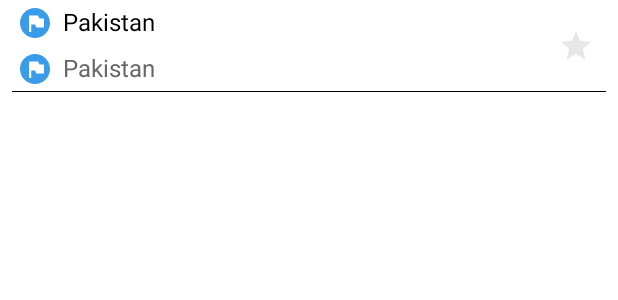
After one commit to RSoft456/TranslatorApp, an Android app: the layout history_items.xml on its own in the app's theme, with its tools: preview values and no code run, on a phone screen of 412 x 824 dp. The commit adds this screen. Shown: the top 300 px of the screen. Run offline under Robolectric (Android 15) with nearby library versions, the phone set to English and light mode, and no system bars.

Commit message:
translation History added

```diff
--- a/app/src/main/AndroidManifest.xml
+++ b/app/src/main/AndroidManifest.xml
@@ -6,7 +6,7 @@
     <uses-permission android:name="android.permission.INTERNET" />
 
     <application
-        android:allowBackup="true"
+        android:allowBackup="false"
         android:dataExtractionRules="@xml/data_extraction_rules"
         android:fullBackupContent="@xml/backup_rules"
         android:icon="@mipmap/ic_launcher"
@@ -15,6 +15,9 @@
         android:supportsRtl="true"
         android:theme="@style/Theme.Translator"
         tools:targetApi="31">
+        <activity
+            android:name=".avtivities.TranslationHistory"
+            android:exported="false" />
         <activity
             android:name=".avtivities.Conversation"
             android:exported="false" />
--- a/app/src/main/java/com/example/api/ramsha/translator/api/apicalls/RetrofitClient.java
+++ b/app/src/main/java/com/example/api/ramsha/translator/api/RetrofitClient.java
@@ -1,8 +1,4 @@
-package com.example.api.ramsha.translator.api.apicalls;
-
-import android.os.Build;
-
-import androidx.annotation.RequiresApi;
+package com.example.api.ramsha.translator.api;
 
 import java.util.concurrent.TimeUnit;
 
--- a/app/src/main/java/com/example/api/ramsha/translator/api/apicalls/TranslationInterface.java
+++ b/app/src/main/java/com/example/api/ramsha/translator/api/TranslationInterface.java
@@ -1,4 +1,4 @@
-package com.example.api.ramsha.translator.api.apicalls;
+package com.example.api.ramsha.translator.api;
 
 import com.google.gson.JsonArray;
 
--- /dev/null
+++ b/app/src/main/res/drawable/ic_baseline_star_history_24.xml
@@ -0,0 +1,5 @@
+<vector android:height="24dp" android:tint="#E7E7E7"
+    android:viewportHeight="24" android:viewportWidth="24"
+    android:width="24dp" xmlns:android="http://schemas.android.com/apk/res/android">
+    <path android:fillColor="@android:color/white" android:pathData="M12,17.27L18.18,21l-1.64,-7.03L22,9.24l-7.19,-0.61L12,2 9.19,8.63 2,9.24l5.46,4.73L5.82,21z"/>
+</vector>
--- /dev/null
+++ b/app/src/main/res/drawable/line_history.xml
@@ -0,0 +1,8 @@
+<?xml version="1.0" encoding="utf-8"?>
+<layer-list xmlns:android="http://schemas.android.com/apk/res/android">
+    <item android:top="-3dp" android:left="-3dp" android:right="-3dp">
+        <shape android:shape="rectangle">
+            <stroke android:width="0.4dp" android:color="@color/black" />
+        </shape>
+    </item>
+</layer-list>
--- /dev/null
+++ b/app/src/main/res/layout/history_items.xml
@@ -0,0 +1,82 @@
+<?xml version="1.0" encoding="utf-8"?>
+<LinearLayout xmlns:android="http://schemas.android.com/apk/res/android"
+    android:layout_width="match_parent"
+    android:layout_height="wrap_content"
+    android:layout_marginLeft="8dp"
+    android:layout_marginRight="8dp"
+    android:orientation="horizontal"
+    android:background="@drawable/line_history"
+    >
+    <LinearLayout
+        android:layout_weight="3"
+        android:layout_width="wrap_content"
+        android:layout_height="wrap_content"
+        android:orientation="vertical"
+        android:id="@+id/start"
+        >
+    <LinearLayout
+        android:layout_width="wrap_content"
+        android:layout_height="wrap_content"
+
+
+        >
+        <ImageView
+            android:id="@+id/countryIconFrom"
+            android:layout_width="wrap_content"
+            android:layout_height="wrap_content"
+            android:src="@drawable/ic_baseline_flag_circle_24"
+            android:layout_margin="3dp"
+
+            />
+        <TextView
+            android:maxLines="1"
+            android:ellipsize="end"
+            android:id="@+id/translationFrom"
+            android:layout_width="match_parent"
+            android:layout_height="wrap_content"
+            android:textColor="@color/black"
+            android:layout_margin="3dp"
+            android:textSize="16sp"
+            android:text="Pakistan"/>
+
+
+    </LinearLayout>
+    <LinearLayout
+
+        android:layout_width="wrap_content"
+        android:layout_height="wrap_content"
+        >
+        <ImageView
+            android:id="@+id/countryIconTo"
+            android:layout_width="wrap_content"
+            android:layout_height="wrap_content"
+            android:src="@drawable/ic_baseline_flag_circle_24"
+            android:layout_margin="3dp"
+
+            />
+        <TextView
+            android:id="@+id/translationTo"
+            android:maxLines="1"
+            android:ellipsize="end"
+            android:layout_width="match_parent"
+            android:layout_height="wrap_content"
+            android:textColor="@color/grey3"
+            android:layout_margin="3dp"
+            android:textSize="16sp"
+            android:text="Pakistan"/>
+
+
+    </LinearLayout>
+    </LinearLayout>
+    <LinearLayout
+        android:padding="8dp"
+        android:layout_gravity="center"
+        android:layout_toEndOf="@+id/start"
+        android:layout_width="wrap_content"
+        android:layout_height="wrap_content">
+        <ImageView
+            android:layout_width="wrap_content"
+            android:layout_height="wrap_content"
+            android:src="@drawable/ic_baseline_star_history_24"/>
+    </LinearLayout>
+</LinearLayout>
--- a/app/src/main/res/menu/drawer_menu.xml
+++ b/app/src/main/res/menu/drawer_menu.xml
@@ -34,5 +34,9 @@
         android:id="@+id/conversation"
         android:title="Conversation"
         />
+    <item
+        android:id="@+id/history"
+        android:title="History"
+        />
 
 </menu>
--- a/app/src/main/res/values/colors.xml
+++ b/app/src/main/res/values/colors.xml
@@ -9,8 +9,10 @@
     <color name="white">#FFFFFFFF</color>
     <color name="grey">#DDEFECEC</color>
     <color name="grey2">#DCDCDC</color>
+    <color name="grey3">#676767</color>
+
     <color name="steelBlue">#4598DA</color>
-v
+
     <color name="yellow">#DCBC69</color>
     <color name="blue">#4286F5</color>
     <color name="statusBar">#346AC2</color>
```
Also changed, not shown: app/build.gradle (+8 -0 lines), app/src/main/java/com/example/api/ramsha/translator/adapter/HistoryAdapter.java (added, +82 -0 lines), app/src/main/java/com/example/api/ramsha/translator/api/apicalls/UserService.java (deleted, +0 -16 lines), app/src/main/java/com/example/api/ramsha/translator/api/apicalls/Users.java (deleted, +0 -63 lines), app/src/main/java/com/example/api/ramsha/translator/avtivities/MainActivity.java (+66 -20 lines), app/src/main/java/com/example/api/ramsha/translator/avtivities/TranslationHistory.java (added, +48 -0 lines), app/src/main/java/com/example/api/ramsha/translator/db/DAO.java (added, +18 -0 lines), app/src/main/java/com/example/api/ramsha/translator/db/LanguageDBClass.java (added, +12 -0 lines), app/src/main/java/com/example/api/ramsha/translator/db/LanguageEntity.java (added, +94 -0 lines), app/src/main/res/layout/activity_translation_history.xml (added, +25 -0 lines).
